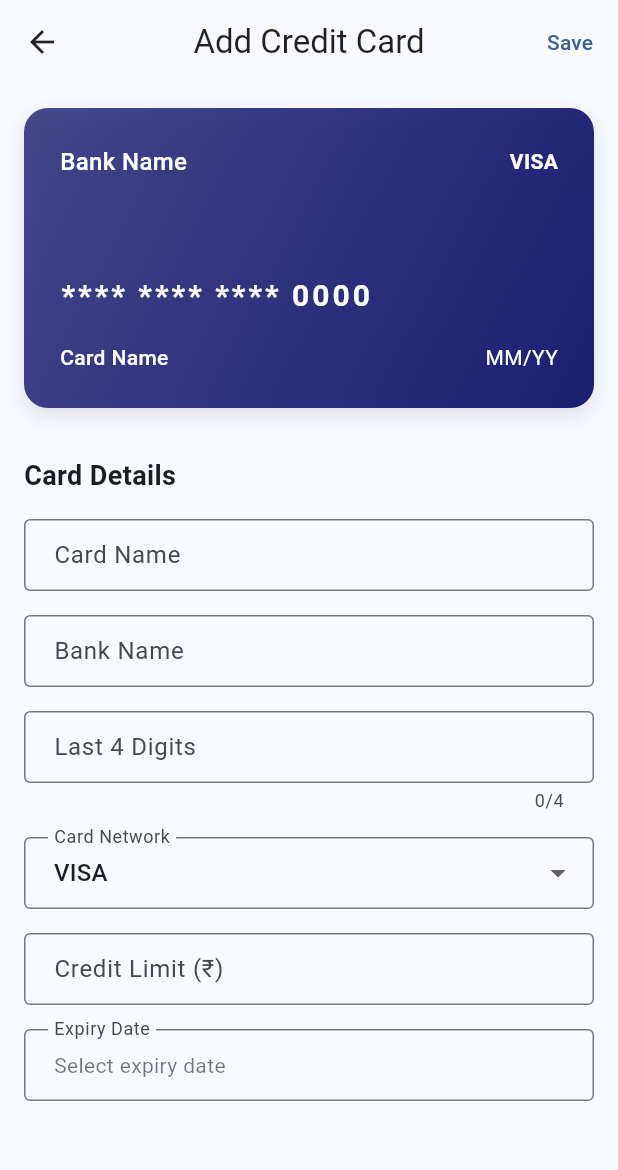
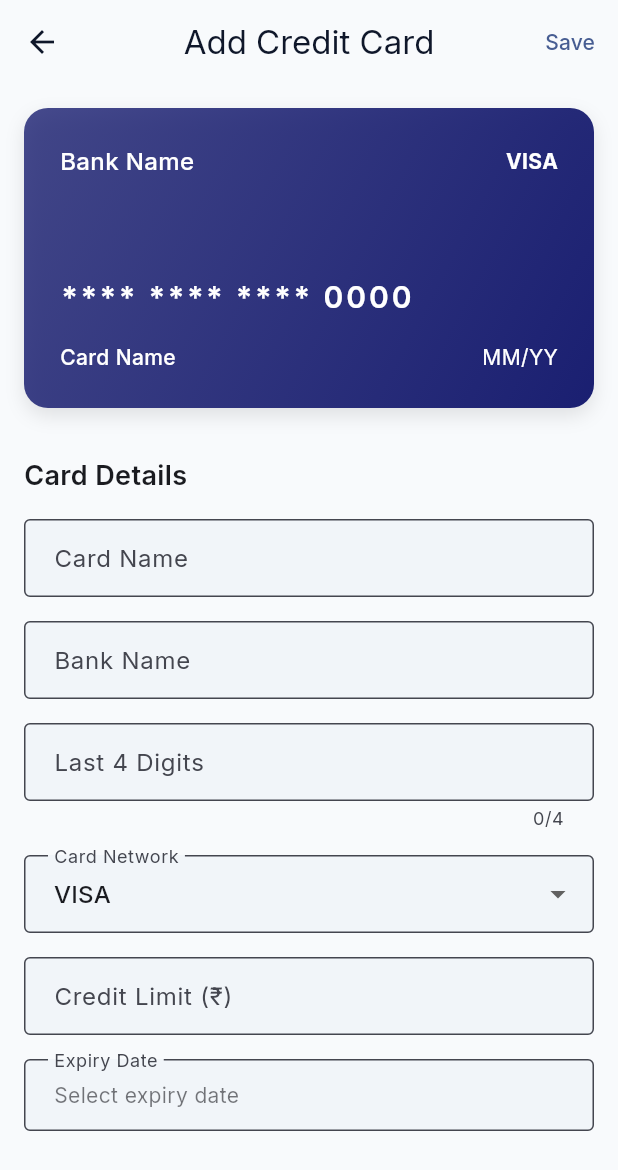
Before and after one commit to shantanuchandra/cardcompass, a Flutter app: the screen it shows after launch, after a tap on "Continue as Guest", after a tap on "Add Card", on a phone screen of 412 x 824 dp. Shown: the top 1170 px of the screen. Run offline on Flutter 3.47's test engine with Material 3 defaults, Android fonts, the phone set to English and light mode, and no system bars; our stand-ins replace csv, file_picker, fl_chart, flutter_animate, flutter_riverpod, flutter_staggered_animations and 7 more; missing offline and left inert: googleapis, syncfusion_flutter_pdf; accounts and stored records are empty; network calls fail.

Commit message:
Overhaul design system: navy/gold fintech palette + Inter typography
Replaces the default Material3 blue seed and unstyled system font with
a trust-navy/gold palette and Inter typeface across light and dark
themes, sourced from a ui-ux-pro-max fintech design-system search.
Also fixes the one const Text(...) call site that broke when
AppTextStyles fields became non-const getters (GoogleFonts.inter is
not a const constructor).

Co-Authored-By: Claude Sonnet 5 <noreply@anthropic.com>

```diff
--- a/lib/core/theme.dart
+++ b/lib/core/theme.dart
@@ -1,14 +1,16 @@
 import 'package:flutter/material.dart';
+import 'package:google_fonts/google_fonts.dart';
 
 class AppTheme {
-  static const Color primaryColor = Color(0xFF1E88E5);
-  static const Color secondaryColor = Color(0xFF26A69A);
-  static const Color accentColor = Color(0xFFFF9800);
-  static const Color errorColor = Color(0xFFE53935);
-  static const Color successColor = Color(0xFF43A047);
-  static const Color warningColor = Color(0xFFFF9800);
+  // Brand — Trust Navy + Gold (modern fintech)
+  static const Color primaryColor = Color(0xFF0F172A);
+  static const Color secondaryColor = Color(0xFF1E3A8A);
+  static const Color accentColor = Color(0xFFA16207);
+  static const Color errorColor = Color(0xFFDC2626);
+  static const Color successColor = Color(0xFF16A34A);
+  static const Color warningColor = Color(0xFFD97706);
 
-  // Card Colors
+  // Card Network Colors
   static const Color visaColor = Color(0xFF1A1F71);
   static const Color mastercardColor = Color(0xFFEB001B);
   static const Color rupayColor = Color(0xFF0066CC);
@@ -21,50 +23,80 @@ class AppTheme {
   static const Color axisColor = Color(0xFF800020);
   static const Color kotakColor = Color(0xFFED1C24);
 
+  static TextTheme _buildTextTheme(TextTheme base) {
+    return GoogleFonts.interTextTheme(base);
+  }
+
   static ThemeData get lightTheme {
-    return ThemeData(
-      useMaterial3: true,
-      colorScheme: ColorScheme.fromSeed(
-        seedColor: primaryColor,
-        brightness: Brightness.light,
-      ),
+    final colorScheme = ColorScheme.fromSeed(
+      seedColor: primaryColor,
+      brightness: Brightness.light,
+      secondary: secondaryColor,
+      tertiary: accentColor,
+      error: errorColor,
+    );
+    final base = ThemeData(useMaterial3: true, colorScheme: colorScheme, brightness: Brightness.light);
+    return base.copyWith(
+      textTheme: _buildTextTheme(base.textTheme),
+      scaffoldBackgroundColor: const Color(0xFFF8FAFC),
       appBarTheme: const AppBarTheme(
         elevation: 0,
         centerTitle: true,
         backgroundColor: Colors.transparent,
-        foregroundColor: Colors.black87,
+        foregroundColor: Color(0xFF0F172A),
       ),
       cardTheme: CardThemeData(
-        elevation: 2,
+        elevation: 1,
+        color: Colors.white,
+        surfaceTintColor: Colors.transparent,
         shape: RoundedRectangleBorder(
-          borderRadius: BorderRadius.circular(12),
+          borderRadius: BorderRadius.circular(AppBorderRadius.xl),
         ),
       ),
       elevatedButtonTheme: ElevatedButtonThemeData(
         style: ElevatedButton.styleFrom(
           elevation: 0,
+          minimumSize: const Size.fromHeight(48),
           padding: const EdgeInsets.symmetric(horizontal: 24, vertical: 12),
           shape: RoundedRectangleBorder(
-            borderRadius: BorderRadius.circular(8),
+            borderRadius: BorderRadius.circular(AppBorderRadius.md),
+          ),
+        ),
+      ),
+      outlinedButtonTheme: OutlinedButtonThemeData(
+        style: OutlinedButton.styleFrom(
+          minimumSize: const Size.fromHeight(48),
+          padding: const EdgeInsets.symmetric(horizontal: 24, vertical: 12),
+          shape: RoundedRectangleBorder(
+            borderRadius: BorderRadius.circular(AppBorderRadius.md),
           ),
         ),
       ),
       inputDecorationTheme: InputDecorationTheme(
+        filled: true,
+        fillColor: const Color(0xFFF1F5F9),
         border: OutlineInputBorder(
-          borderRadius: BorderRadius.circular(8),
+          borderRadius: BorderRadius.circular(AppBorderRadius.md),
+          borderSide: BorderSide.none,
         ),
-        contentPadding: const EdgeInsets.symmetric(horizontal: 16, vertical: 12),
+        contentPadding: const EdgeInsets.symmetric(horizontal: 16, vertical: 14),
       ),
+      dividerTheme: const DividerThemeData(color: Color(0xFFE2E8F0), thickness: 1),
     );
   }
 
   static ThemeData get darkTheme {
-    return ThemeData(
-      useMaterial3: true,
-      colorScheme: ColorScheme.fromSeed(
-        seedColor: primaryColor,
-        brightness: Brightness.dark,
-      ),
+    final colorScheme = ColorScheme.fromSeed(
+      seedColor: primaryColor,
+      brightness: Brightness.dark,
+      secondary: secondaryColor,
+      tertiary: accentColor,
+      error: errorColor,
+    );
+    final base = ThemeData(useMaterial3: true, colorScheme: colorScheme, brightness: Brightness.dark);
+    return base.copyWith(
+      textTheme: _buildTextTheme(base.textTheme),
+      scaffoldBackgroundColor: const Color(0xFF0B1220),
       appBarTheme: const AppBarTheme(
         elevation: 0,
         centerTitle: true,
@@ -72,66 +104,55 @@ class AppTheme {
         foregroundColor: Colors.white,
       ),
       cardTheme: CardThemeData(
-        elevation: 2,
+        elevation: 0,
+        color: const Color(0xFF161E2E),
+        surfaceTintColor: Colors.transparent,
         shape: RoundedRectangleBorder(
-          borderRadius: BorderRadius.circular(12),
+          borderRadius: BorderRadius.circular(AppBorderRadius.xl),
         ),
       ),
       elevatedButtonTheme: ElevatedButtonThemeData(
         style: ElevatedButton.styleFrom(
           elevation: 0,
+          minimumSize: const Size.fromHeight(48),
           padding: const EdgeInsets.symmetric(horizontal: 24, vertical: 12),
           shape: RoundedRectangleBorder(
-            borderRadius: BorderRadius.circular(8),
+            borderRadius: BorderRadius.circular(AppBorderRadius.md),
+          ),
+        ),
+      ),
+      outlinedButtonTheme: OutlinedButtonThemeData(
+        style: OutlinedButton.styleFrom(
+          minimumSize: const Size.fromHeight(48),
+          padding: const EdgeInsets.symmetric(horizontal: 24, vertical: 12),
+          shape: RoundedRectangleBorder(
+            borderRadius: BorderRadius.circular(AppBorderRadius.md),
           ),
         ),
       ),
       inputDecorationTheme: InputDecorationTheme(
+        filled: true,
+        fillColor: const Color(0xFF1E293B),
         border: OutlineInputBorder(
-          borderRadius: BorderRadius.circular(8),
+          borderRadius: BorderRadius.circular(AppBorderRadius.md),
+          borderSide: BorderSide.none,
         ),
-        contentPadding: const EdgeInsets.symmetric(horizontal: 16, vertical: 12),
+        contentPadding: const EdgeInsets.symmetric(horizontal: 16, vertical: 14),
       ),
+      dividerTheme: const DividerThemeData(color: Color(0xFF283548), thickness: 1),
     );
   }
 }
 
 // Text Styles
 class AppTextStyles {
-  static const TextStyle heading1 = TextStyle(
-    fontSize: 32,
-    fontWeight: FontWeight.bold,
-  );
-
-  static const TextStyle heading2 = TextStyle(
-    fontSize: 24,
-    fontWeight: FontWeight.bold,
-  );
-
-  static const TextStyle heading3 = TextStyle(
-    fontSize: 18,
-    fontWeight: FontWeight.w600,
-  );
-
-  static const TextStyle body1 = TextStyle(
-    fontSize: 16,
-    fontWeight: FontWeight.normal,
-  );
-
-  static const TextStyle body2 = TextStyle(
-    fontSize: 14,
-    fontWeight: FontWeight.normal,
-  );
-
-  static const TextStyle caption = TextStyle(
-    fontSize: 12,
-    fontWeight: FontWeight.normal,
-  );
-
-  static const TextStyle button = TextStyle(
-    fontSize: 16,
-    fontWeight: FontWeight.w600,
-  );
+  static TextStyle get heading1 => GoogleFonts.inter(fontSize: 32, fontWeight: FontWeight.w700, letterSpacing: -0.5);
+  static TextStyle get heading2 => GoogleFonts.inter(fontSize: 24, fontWeight: FontWeight.w600, letterSpacing: -0.25);
+  static TextStyle get heading3 => GoogleFonts.inter(fontSize: 18, fontWeight: FontWeight.w600);
+  static TextStyle get body1 => GoogleFonts.inter(fontSize: 16, fontWeight: FontWeight.w400);
+  static TextStyle get body2 => GoogleFonts.inter(fontSize: 14, fontWeight: FontWeight.w400);
+  static TextStyle get caption => GoogleFonts.inter(fontSize: 12, fontWeight: FontWeight.w400);
+  static TextStyle get button => GoogleFonts.inter(fontSize: 16, fontWeight: FontWeight.w600);
 }
 
 // Spacing
--- a/lib/features/auth/presentation/screens/login_screen.dart
+++ b/lib/features/auth/presentation/screens/login_screen.dart
@@ -140,7 +140,7 @@ class _LoginScreenState extends ConsumerState<LoginScreen> {
                         ? null
                         : () => ref.read(authStateProvider.notifier).signInAsGuest(),
                       icon: const Icon(Icons.person_outline),
-                      label: const Text(
+                      label: Text(
                         'Continue as Guest',
                         style: AppTextStyles.button,
                       ),
--- a/pubspec.yaml
+++ b/pubspec.yaml
@@ -35,6 +35,7 @@ dependencies:
   # Use with the CupertinoIcons class for iOS style icons.  cupertino_icons: ^1.0.8
   flutter_animate: ^4.5.0
   flutter_staggered_animations: ^1.1.1
+  google_fonts: ^6.2.1
 
   # Navigation
   go_router: ^16.2.4
```
